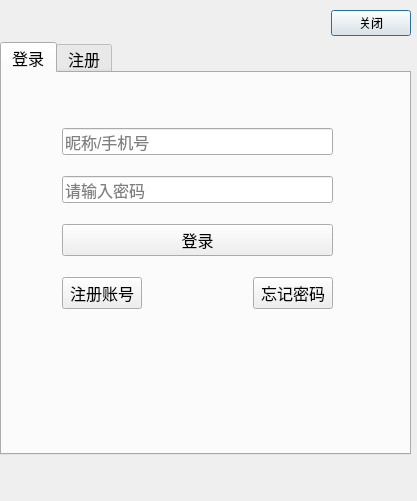
The window that chatclient/logindialog.ui (haojoy/WeChat) describes before a commit, drawn with Qt 5.
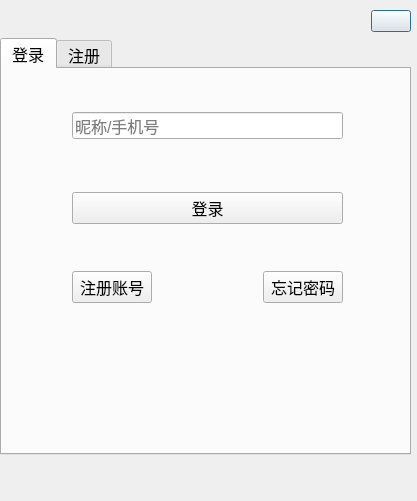
The same window after the commit. Icons and pictures are not drawn. Custom widgets are drawn as their Qt base class.

Commit message: logindialog optimization

```diff
--- a/chatclient/logindialog.ui
+++ b/chatclient/logindialog.ui
@@ -34,18 +34,27 @@
     <layout class="QVBoxLayout" name="verticalLayout_5">
      <item>
       <layout class="QHBoxLayout" name="horizontalLayout_3">
+       <property name="leftMargin">
+        <number>10</number>
+       </property>
        <item>
         <widget class="QLabel" name="label">
+         <property name="sizePolicy">
+          <sizepolicy hsizetype="Expanding" vsizetype="Preferred">
+           <horstretch>0</horstretch>
+           <verstretch>0</verstretch>
+          </sizepolicy>
+         </property>
          <property name="minimumSize">
           <size>
-           <width>20</width>
-           <height>20</height>
+           <width>0</width>
+           <height>0</height>
           </size>
          </property>
          <property name="maximumSize">
           <size>
-           <width>20</width>
-           <height>20</height>
+           <width>32</width>
+           <height>28</height>
           </size>
          </property>
          <property name="text">
@@ -54,6 +63,9 @@
          <property name="pixmap">
           <pixmap resource="res.qrc">:/images/icon/logo.ico</pixmap>
          </property>
+         <property name="alignment">
+          <set>Qt::AlignCenter</set>
+         </property>
         </widget>
        </item>
        <item>
@@ -72,7 +84,11 @@
        <item>
         <widget class="QPushButton" name="btn_closedialog">
          <property name="text">
-          <string>关闭</string>
+          <string/>
+         </property>
+         <property name="icon">
+          <iconset resource="res.qrc">
+           <normaloff>:/images/btn_close.png</normaloff>:/images/btn_close.png</iconset>
          </property>
         </widget>
        </item>
@@ -122,18 +138,24 @@
         <attribute name="title">
          <string>登录</string>
         </attribute>
-        <widget class="QWidget" name="layoutWidget">
+        <widget class="QWidget" name="">
          <property name="geometry">
           <rect>
-           <x>60</x>
-           <y>40</y>
+           <x>70</x>
+           <y>43</y>
            <width>271</width>
-           <height>211</height>
+           <height>191</height>
           </rect>
          </property>
          <layout class="QVBoxLayout" name="verticalLayout_2">
           <item>
            <widget class="QLineEdit" name="lineEdit_username">
+            <property name="minimumSize">
+             <size>
+              <width>269</width>
+              <height>0</height>
+             </size>
+            </property>
             <property name="text">
              <string/>
             </property>
@@ -143,15 +165,40 @@
            </widget>
           </item>
           <item>
-           <widget class="QLineEdit" name="lineEdit_password">
-            <property name="text">
-             <string/>
+           <widget class="PasswordEdit" name="pwd_lineedit" native="true">
+            <property name="sizePolicy">
+             <sizepolicy hsizetype="Preferred" vsizetype="Preferred">
+              <horstretch>0</horstretch>
+              <verstretch>0</verstretch>
+             </sizepolicy>
             </property>
-            <property name="placeholderText">
-             <string>请输入密码</string>
+            <property name="minimumSize">
+             <size>
+              <width>269</width>
+              <height>0</height>
+             </size>
+            </property>
+            <property name="maximumSize">
+             <size>
+              <width>16777215</width>
+              <height>16777215</height>
+             </size>
             </property>
            </widget>
           </item>
+          <item>
+           <spacer name="verticalSpacer_3">
+            <property name="orientation">
+             <enum>Qt::Vertical</enum>
+            </property>
+            <property name="sizeHint" stdset="0">
+             <size>
+              <width>20</width>
+              <height>40</height>
+             </size>
+            </property>
+           </spacer>
+          </item>
           <item>
            <widget class="QPushButton" name="pb_commit">
             <property name="styleSheet">
@@ -162,6 +209,19 @@
             </property>
            </widget>
           </item>
+          <item>
+           <spacer name="verticalSpacer_2">
+            <property name="orientation">
+             <enum>Qt::Vertical</enum>
+            </property>
+            <property name="sizeHint" stdset="0">
+             <size>
+              <width>20</width>
+              <height>40</height>
+             </size>
+            </property>
+           </spacer>
+          </item>
           <item>
            <layout class="QHBoxLayout" name="horizontalLayout_2">
             <item>
@@ -304,6 +364,14 @@
    </widget>
   </widget>
  </widget>
+ <customwidgets>
+  <customwidget>
+   <class>PasswordEdit</class>
+   <extends>QWidget</extends>
+   <header>./Views/passwordedit.h</header>
+   <container>1</container>
+  </customwidget>
+ </customwidgets>
  <resources>
   <include location="res.qrc"/>
  </resources>
```
Left out of the diff: 32 changed lines with no effect on the pictures. The commit also changes 11 other files.
